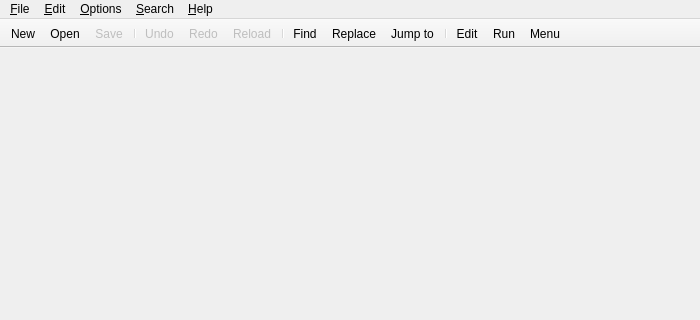
Before: the Qt Designer form featherpad/fp.ui in tembun/fpad, drawn with Qt 5; both pictures show x 0 to 700 and y 0 to 320 of the 700 by 500 pixel window.
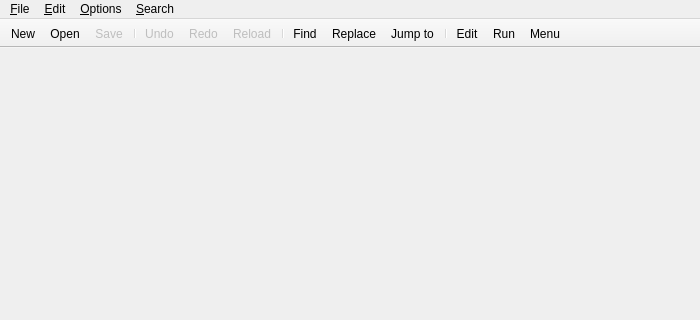
After: the same form once the commit is applied. Custom widgets are drawn as their Qt base class.

Commit message: remove help menu

The edit to the form file:
```diff
--- a/featherpad/fp.ui
+++ b/featherpad/fp.ui
@@ -283,18 +283,10 @@
     <addaction name="actionReplace"/>
     <addaction name="actionJump"/>
    </widget>
-   <widget class="QMenu" name="menuHelp">
-    <property name="title">
-     <string>&amp;Help</string>
-    </property>
-    <addaction name="actionHelp"/>
-    <addaction name="actionAbout"/>
-   </widget>
    <addaction name="menuFile"/>
    <addaction name="menuEdit"/>
    <addaction name="menuOptions"/>
    <addaction name="menuSearch"/>
-   <addaction name="menuHelp"/>
   </widget>
   <widget class="QToolBar" name="mainToolBar">
    <property name="contextMenuPolicy">
```
Left out of the diff: 13 changed lines with no effect on the pictures. The commit also changes 2 other files.
